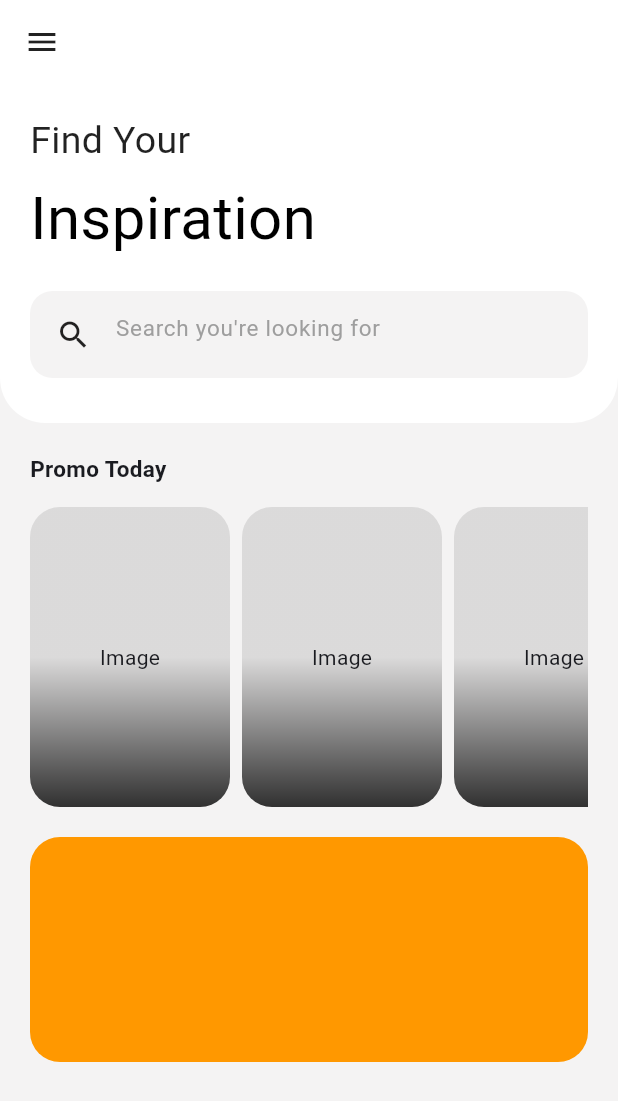
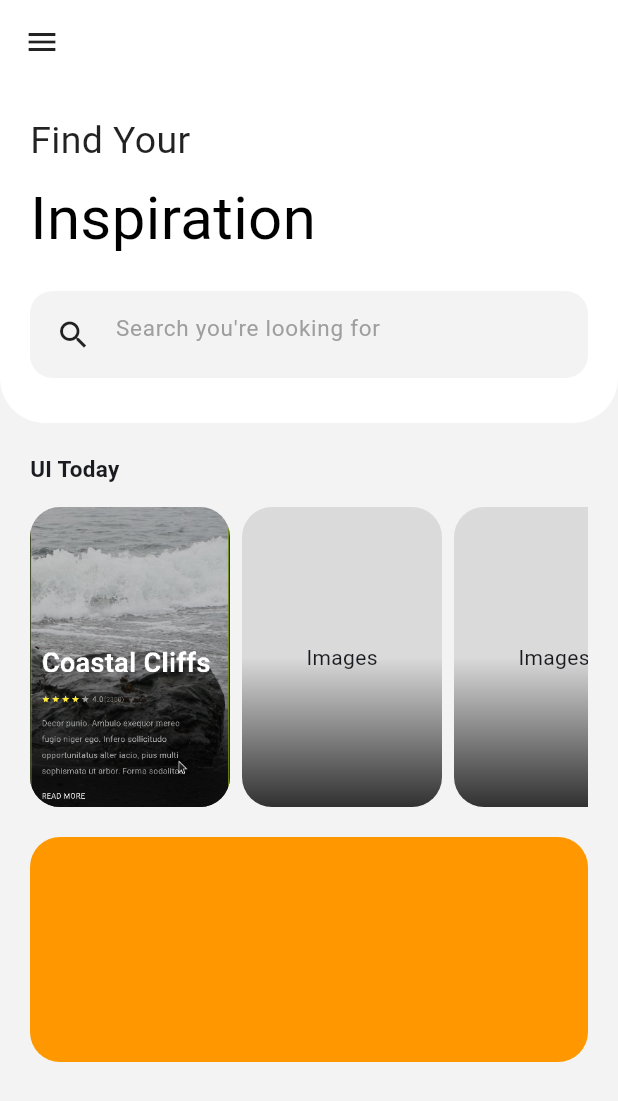
Before and after one commit to MuhammadRosyidArifin/flutter_design, a Flutter app: the screen it shows after launch, on a phone screen of 412 x 824 dp. Shown: the top 1101 px of the screen. Run offline on Flutter 3.47's test engine with Material 2 defaults, Android fonts, the phone set to English and light mode, and no system bars; our stand-ins replace go_router, lorem_ipsum, simple_animations.

Commit message:
create Design 2

```diff
--- a/lib/design1/home_page.dart
+++ b/lib/design1/home_page.dart
@@ -1,4 +1,5 @@
 import 'package:flutter/material.dart';
+import 'package:go_router/go_router.dart';
 
 class HomePage extends StatefulWidget {
   const HomePage({super.key});
@@ -63,7 +64,8 @@ class _HomePageState extends State<HomePage> {
                             color: Colors.black87,
                           ),
                           hintText: "Search you're looking for",
-                          hintStyle: TextStyle(color: Colors.grey, fontSize: 15),
+                          hintStyle:
+                              TextStyle(color: Colors.grey, fontSize: 15),
                         ),
                       ),
                     ),
@@ -78,8 +80,9 @@ class _HomePageState extends State<HomePage> {
                   crossAxisAlignment: CrossAxisAlignment.start,
                   children: [
                     const Text(
-                      'Promo Today',
-                      style: TextStyle(fontSize: 15, fontWeight: FontWeight.bold),
+                      'UI Today',
+                      style:
+                          TextStyle(fontSize: 15, fontWeight: FontWeight.bold),
                     ),
                     const SizedBox(height: 15),
                     SizedBox(
@@ -87,15 +90,20 @@ class _HomePageState extends State<HomePage> {
                       child: ListView(
                         scrollDirection: Axis.horizontal,
                         children: [
-                          promoCard(''),
+                          InkWell(
+                            onTap: () {
+                              context.go('/design2');
+                            },
+                            child: promoCard(image: 'assets/images/home-page-design-2.png'),
+                          ),
                           const SizedBox(width: 8),
-                          promoCard(''),
+                          promoCard(image: ''),
                           const SizedBox(width: 8),
-                          promoCard(''),
+                          promoCard(image: ''),
                           const SizedBox(width: 8),
-                          promoCard(''),
+                          promoCard(image: ''),
                           const SizedBox(width: 8),
-                          promoCard(''),
+                          promoCard(image: ''),
                         ],
                       ),
                     ),
@@ -116,21 +124,41 @@ class _HomePageState extends State<HomePage> {
     );
   }
 
-  Widget promoCard(image) {
+  Widget promoCard({String image = ''}) {
     return AspectRatio(
-      aspectRatio: 2 / 3,
-      child: Container(
-        decoration: BoxDecoration(
-          color: Colors.orange,
-          borderRadius: BorderRadius.circular(20),
-          gradient: LinearGradient(begin: Alignment.bottomRight, colors: [
+        aspectRatio: 2 / 3,
+        child: image == '' ? _textCard() : _imagesCard(image));
+  }
+
+  Widget _textCard(){
+    return Container(
+      decoration: BoxDecoration(
+        color: Colors.orange,
+        borderRadius: BorderRadius.circular(20),
+        gradient: LinearGradient(
+          begin: Alignment.bottomRight,
+          colors: [
             Colors.black.withOpacity(.8),
             Colors.black.withOpacity(.1),
-          ]),
+          ],
         ),
-        child: const Center(
-          child: Text("Image"),
+      ),
+      child: const Center(child: Text('Images')),
+    );
+  }
+  Widget _imagesCard(image) {
+    return Container(
+      decoration: BoxDecoration(
+        color: Colors.orange,
+        borderRadius: BorderRadius.circular(20),
+        gradient: LinearGradient(
+          begin: Alignment.bottomRight,
+          colors: [
+            Colors.black.withOpacity(.8),
+            Colors.black.withOpacity(.1),
+          ],
         ),
+        image: DecorationImage(fit: BoxFit.cover, image: AssetImage(image)),
       ),
     );
   }
--- a/lib/main.dart
+++ b/lib/main.dart
@@ -1,6 +1,5 @@
 import 'package:flutter/material.dart';
-
-import 'design1/home_page.dart';
+import 'routes/router.dart';
 
 void main() {
   runApp(const MyApp());
@@ -12,14 +11,15 @@ class MyApp extends StatelessWidget {
   // This widget is the root of your application.
   @override
   Widget build(BuildContext context) {
-    return MaterialApp(
+    return MaterialApp.router(
       title: 'Flutter Demo',
+      debugShowCheckedModeBanner: false,
       theme: ThemeData(
         colorScheme: ColorScheme.fromSeed(seedColor: Colors.blueAccent),
         useMaterial3: true,
         fontFamily: 'Roboto'
       ),
-      home: const HomePage(),
+      routerConfig: router,
     );
   }
 }
--- /dev/null
+++ b/lib/routes/router.dart
@@ -0,0 +1,19 @@
+import 'package:go_router/go_router.dart';
+
+import '../design1/home_page.dart';
+import '../design2/home_design2.dart';
+
+final router = GoRouter(
+  routes: [
+    GoRoute(
+      path: '/',
+      builder: (context, state) => const HomePage(),
+      routes: [
+        GoRoute(
+          path: 'design2',
+          builder: (context, state) => const HomeDesign2(),
+        ),
+      ],
+    ),
+  ],
+);
```
Also changed, not shown: lib/design2/fade_animation.dart (added, +42 -0 lines), lib/design2/home_design2.dart (added, +227 -0 lines), pubspec.yaml (+10 -0 lines), assets/fonts/Nunito/Nunito-Black.ttf (added), assets/fonts/Nunito/Nunito-Bold.ttf (added), assets/fonts/Nunito/Nunito-Regular.ttf (added), assets/images/home-page-design-2.png (added), pubspec.lock.
